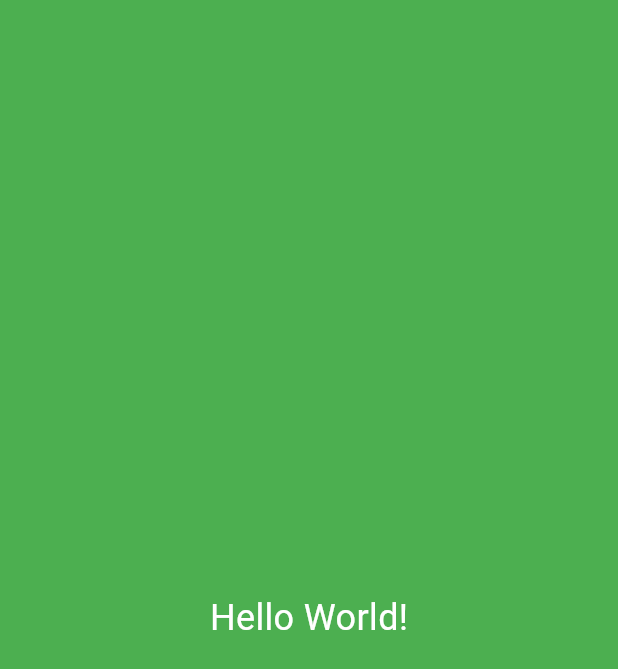
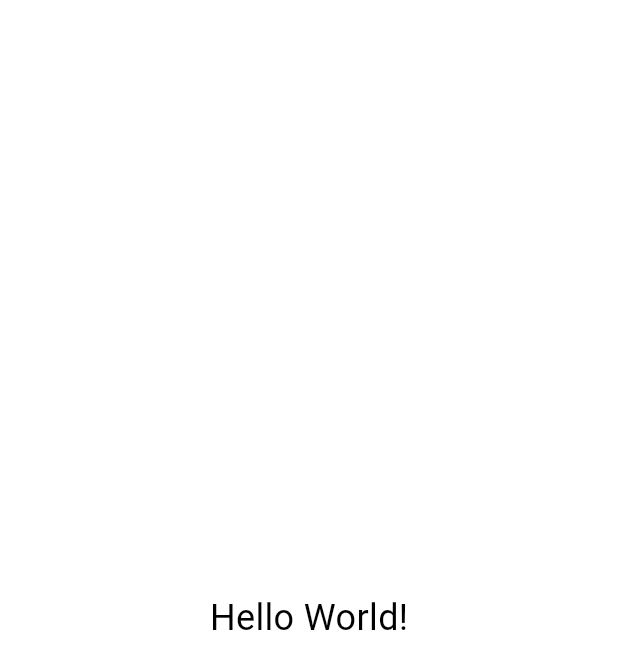
Before and after one commit to knowhow-ryan/sans_master_tables, a Flutter app: the screen it shows after launch, on a phone screen of 412 x 824 dp. Shown: the top 669 px of the screen. Run offline on Flutter 3.47's test engine with Material 3 defaults, Android fonts, the phone set to English and light mode, and no system bars.

Commit message:
color changes

```diff
--- a/lib/main.dart
+++ b/lib/main.dart
@@ -1,23 +1,23 @@
 import 'package:flutter/material.dart';
 
 void main() {
-  runApp(const MainApp());
+  runApp(const TablesApp());
 }
 
-class MainApp extends StatelessWidget {
-  const MainApp({super.key});
+class TablesApp extends StatelessWidget {
+  const TablesApp({super.key});
 
   @override
   Widget build(BuildContext context) {
     return const MaterialApp(
       home: Scaffold(
-        backgroundColor: Colors.green,
+        backgroundColor: Colors.white,
         body: Center(
           child: Text(
             'Hello World!',
             style: TextStyle(
               fontSize: 24,
-              color: Colors.white,
+              color: Colors.black,
             ),
           ),
         ),
```
Also changed, not shown: 1 other file.
